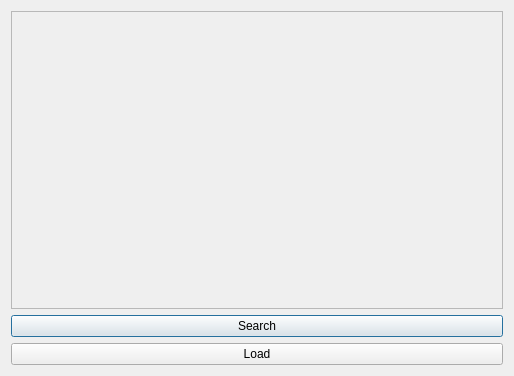
The window that OnlineShop/Shop/Parser/SelecterParsingFilesDialog.ui (JohnMril/ProjectShop) describes before a commit, drawn with Qt 5.
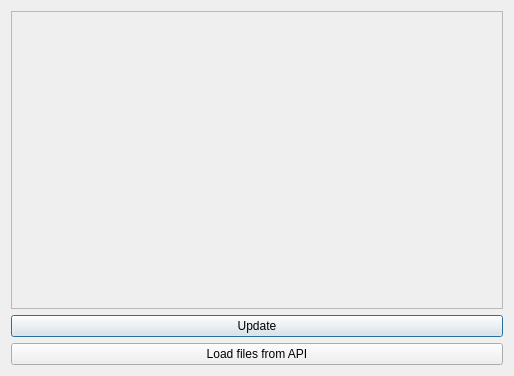
The same window after the commit.

The edit to the form file:
```diff
--- a/OnlineShop/Shop/Parser/SelecterParsingFilesDialog.ui
+++ b/OnlineShop/Shop/Parser/SelecterParsingFilesDialog.ui
@@ -39,14 +39,14 @@
    <item>
     <widget class="QPushButton" name="pushButton">
      <property name="text">
-      <string>Search</string>
+      <string>Update</string>
      </property>
     </widget>
    </item>
    <item>
     <widget class="QPushButton" name="loadPushButton">
      <property name="text">
-      <string>Load</string>
+      <string>Load files from API</string>
      </property>
     </widget>
    </item>
```
